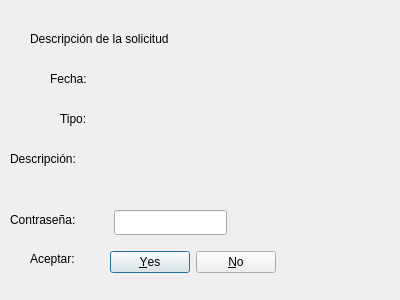
Old version of the form Interfaz/request_description.ui in the repository Los-Pollitos/PI-Redes-Sistemas-Operativos.
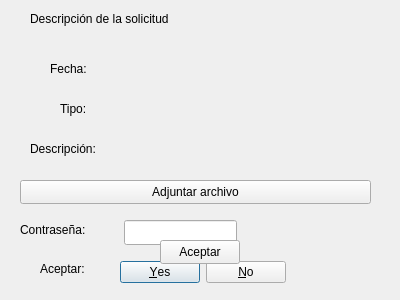
New version of the form.

The edit to the form file:
```diff
--- a/Interfaz/request_description.ui
+++ b/Interfaz/request_description.ui
@@ -17,7 +17,7 @@
    <property name="geometry">
     <rect>
      <x>30</x>
-     <y>30</y>
+     <y>10</y>
      <width>291</width>
      <height>17</height>
     </rect>
@@ -30,7 +30,7 @@
    <property name="geometry">
     <rect>
      <x>60</x>
-     <y>110</y>
+     <y>100</y>
      <width>41</width>
      <height>17</height>
     </rect>
@@ -43,7 +43,7 @@
    <property name="geometry">
     <rect>
      <x>120</x>
-     <y>70</y>
+     <y>60</y>
      <width>211</width>
      <height>17</height>
     </rect>
@@ -55,8 +55,8 @@
   <widget class="QLabel" name="label_4">
    <property name="geometry">
     <rect>
-     <x>10</x>
-     <y>150</y>
+     <x>30</x>
+     <y>140</y>
      <width>91</width>
      <height>17</height>
     </rect>
@@ -69,7 +69,7 @@
    <property name="geometry">
     <rect>
      <x>120</x>
-     <y>110</y>
+     <y>100</y>
      <width>211</width>
      <height>17</height>
     </rect>
@@ -81,8 +81,8 @@
   <widget class="QLabel" name="label_descripcion">
    <property name="geometry">
     <rect>
-     <x>130</x>
-     <y>150</y>
+     <x>120</x>
+     <y>140</y>
      <width>211</width>
      <height>17</height>
     </rect>
@@ -94,8 +94,8 @@
   <widget class="QDialogButtonBox" name="buttonBox">
    <property name="geometry">
     <rect>
-     <x>110</x>
-     <y>250</y>
+     <x>120</x>
+     <y>260</y>
      <width>166</width>
      <height>25</height>
     </rect>
@@ -110,8 +110,8 @@
   <widget class="QLabel" name="label_5">
    <property name="geometry">
     <rect>
-     <x>30</x>
-     <y>250</y>
+     <x>40</x>
+     <y>260</y>
      <width>67</width>
      <height>17</height>
     </rect>
@@ -123,8 +123,8 @@
   <widget class="QLabel" name="label_6">
    <property name="geometry">
     <rect>
-     <x>10</x>
-     <y>210</y>
+     <x>20</x>
+     <y>220</y>
      <width>81</width>
      <height>20</height>
     </rect>
@@ -136,8 +136,8 @@
   <widget class="QLineEdit" name="lineEdit">
    <property name="geometry">
     <rect>
-     <x>114</x>
-     <y>210</y>
+     <x>124</x>
+     <y>220</y>
      <width>113</width>
      <height>25</height>
     </rect>
@@ -147,7 +147,7 @@
    <property name="geometry">
     <rect>
      <x>50</x>
-     <y>70</y>
+     <y>60</y>
      <width>51</width>
      <height>17</height>
     </rect>
@@ -156,6 +156,32 @@
     <string>Fecha:</string>
    </property>
   </widget>
+  <widget class="QPushButton" name="file_button">
+   <property name="geometry">
+    <rect>
+     <x>20</x>
+     <y>180</y>
+     <width>351</width>
+     <height>24</height>
+    </rect>
+   </property>
+   <property name="text">
+    <string>Adjuntar archivo</string>
+   </property>
+  </widget>
+  <widget class="QPushButton" name="accept_button">
+   <property name="geometry">
+    <rect>
+     <x>160</x>
+     <y>240</y>
+     <width>80</width>
+     <height>24</height>
+    </rect>
+   </property>
+   <property name="text">
+    <string>Aceptar</string>
+   </property>
+  </widget>
  </widget>
  <resources/>
  <connections/>
```
Left out of the diff: 23 changed lines with no effect on the pictures.
